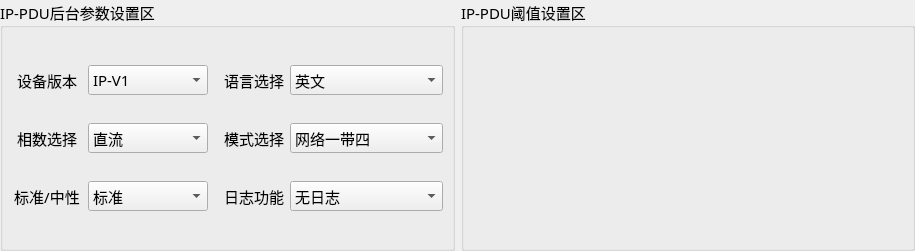
This is IP-DebugTool/setting/set_ipwid.ui in ChinaClever/PDU-MonitorDebug as Qt 5 draws it before an edit. The edited form follows.
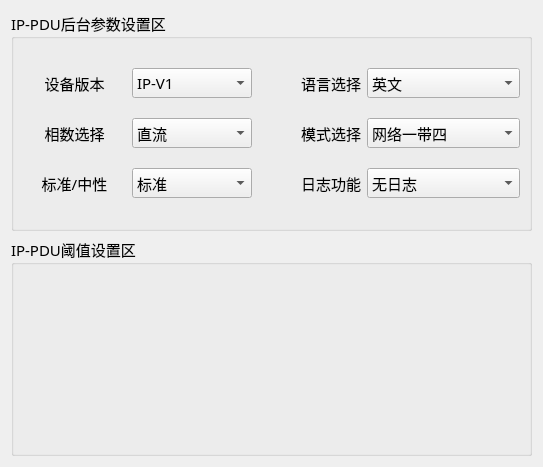
This is the edited form.

```diff
--- a/IP-DebugTool/setting/set_ipwid.ui
+++ b/IP-DebugTool/setting/set_ipwid.ui
@@ -6,26 +6,14 @@
    <rect>
     <x>0</x>
     <y>0</y>
-    <width>915</width>
-    <height>251</height>
+    <width>543</width>
+    <height>467</height>
    </rect>
   </property>
   <property name="windowTitle">
    <string>Form</string>
   </property>
   <layout class="QGridLayout" name="gridLayout_2">
-   <property name="leftMargin">
-    <number>0</number>
-   </property>
-   <property name="topMargin">
-    <number>0</number>
-   </property>
-   <property name="rightMargin">
-    <number>0</number>
-   </property>
-   <property name="bottomMargin">
-    <number>0</number>
-   </property>
    <item row="0" column="0">
     <widget class="QGroupBox" name="groupBox_2">
      <property name="font">
@@ -239,7 +227,7 @@
      </layout>
     </widget>
    </item>
-   <item row="0" column="1">
+   <item row="1" column="0">
     <widget class="QGroupBox" name="groupBox">
      <property name="minimumSize">
       <size>
```
